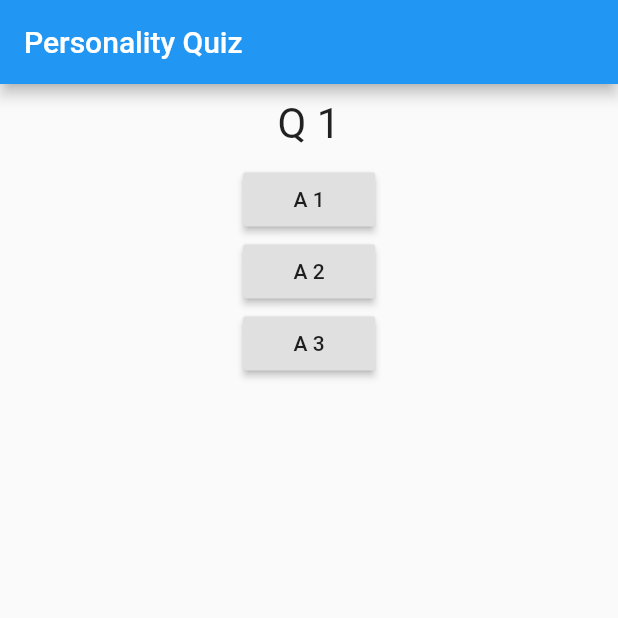
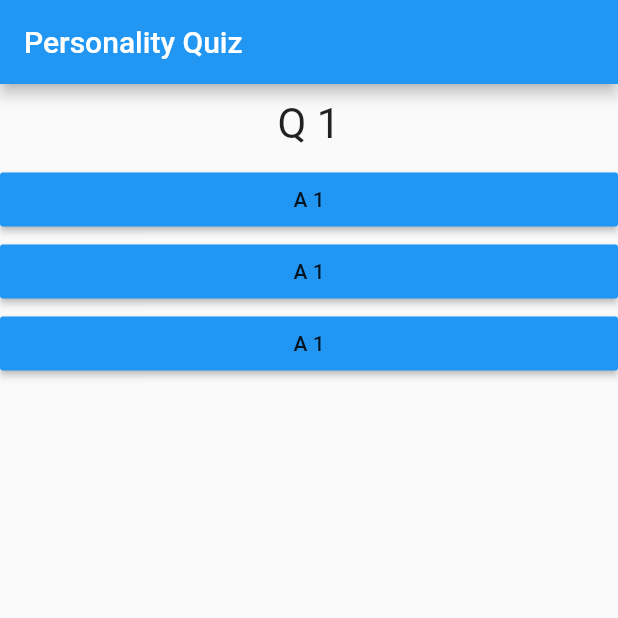
Before and after one commit to BoodynX/UT1Quiz, a Flutter app: the screen it shows after launch, on a phone screen of 412 x 824 dp, the top half of it. Run offline on Flutter 3.47's test engine with Material 2 defaults, Android fonts, the phone set to English and light mode, and no system bars.

Commit message:
refactor: answer button as callback (lesson 43)

```diff
--- /dev/null
+++ b/lib/answer.dart
@@ -0,0 +1,19 @@
+import 'package:flutter/material.dart';
+
+class Answer extends StatelessWidget {
+  final Function selectHandler;
+
+  Answer(this.selectHandler);
+
+  @override
+  Widget build(BuildContext context) {
+    return Container(
+      width: double.infinity,
+      child: RaisedButton(
+        color: Colors.blue,
+        child: Text('A 1'),
+        onPressed: this.selectHandler
+      ),
+    );
+  }
+}
--- a/lib/main.dart
+++ b/lib/main.dart
@@ -1,6 +1,8 @@
 import 'package:flutter/material.dart';
 
 import 'package:udemy_tutorial/question.dart';
+
+import 'answer.dart';
 
 void main() {
   runApp(MyApp());
@@ -25,9 +27,9 @@ class _MyAppState extends State<MyApp> {
         body: Column(
           children: [
             Question(this._questions[this._questionIndex]),
-            RaisedButton(child: Text('A 1'), onPressed: this._answerQuestion),
-            RaisedButton(child: Text('A 2'), onPressed: this._answerQuestion),
-            RaisedButton(child: Text('A 3'), onPressed: this._answerQuestion),
+            Answer(this._answerQuestion),
+            Answer(this._answerQuestion),
+            Answer(this._answerQuestion),
           ],
         ),
       ),
```
